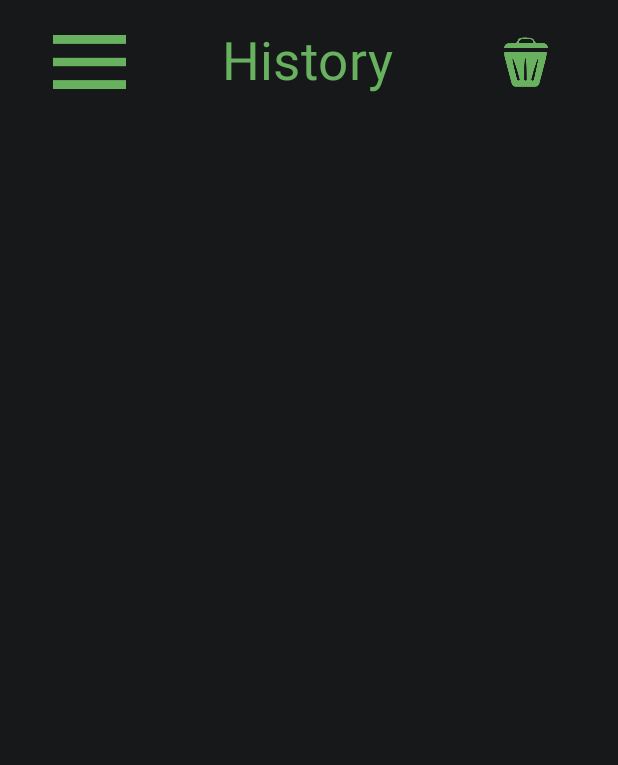
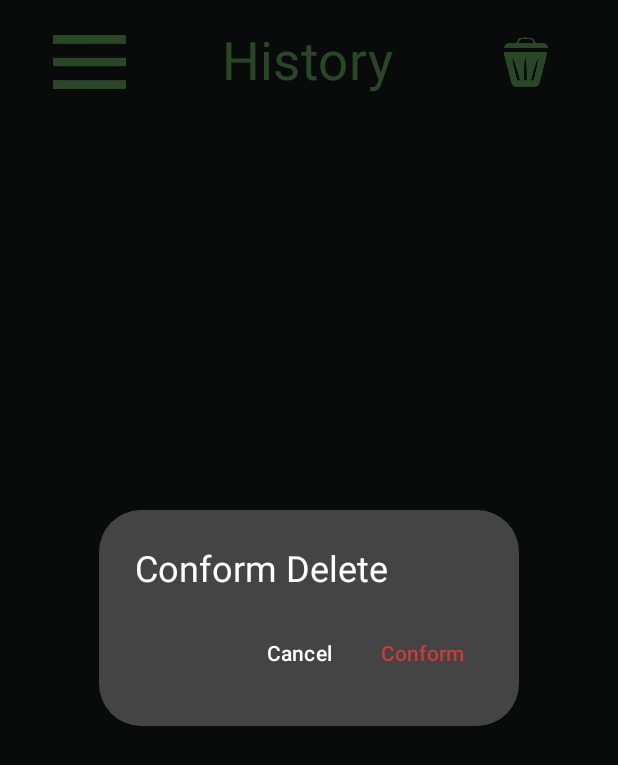
Before and after one commit to Ankumeah/Calculater, an Android app built with Jetpack Compose: the HistoryScreen screen opened through its navigation route, after a tap on "Clear", on a phone screen of 412 x 824 dp. Shown: the top 765 px of the screen. Run offline under Robolectric (Android 15) with nearby library versions, the phone set to English and light mode, and no system bars.

Commit message:
added delete confermation in history screen

```diff
--- a/app/src/main/java/com/example/calculater/HistoryScreen.kt
+++ b/app/src/main/java/com/example/calculater/HistoryScreen.kt
@@ -12,7 +12,11 @@ import androidx.compose.foundation.layout.fillMaxWidth
 import androidx.compose.foundation.layout.padding
 import androidx.compose.foundation.lazy.LazyColumn
 import androidx.compose.foundation.lazy.items
+import androidx.compose.material3.AlertDialog
+import androidx.compose.material3.BasicAlertDialog
+import androidx.compose.material3.ExperimentalMaterial3Api
 import androidx.compose.material3.Text
+import androidx.compose.material3.TextButton
 import androidx.compose.runtime.Composable
 import androidx.compose.runtime.MutableState
 import androidx.compose.runtime.mutableStateOf
@@ -21,18 +25,19 @@ import androidx.compose.ui.Alignment
 import androidx.compose.ui.Modifier
 import androidx.compose.ui.graphics.Color
 import androidx.compose.ui.res.painterResource
-import androidx.compose.ui.text.style.TextAlign
-import androidx.compose.ui.tooling.preview.Preview
 import androidx.compose.ui.unit.dp
 import androidx.compose.ui.unit.sp
 import androidx.navigation.NavHostController
-import androidx.navigation.compose.rememberNavController
-import com.example.calculater.ui.theme.CalculaterTheme
 import com.example.calculater.ui.theme.DarkDarkGray
 import com.example.calculater.ui.theme.DullGreen
+import com.example.calculater.ui.theme.DullRed
 
+@OptIn(ExperimentalMaterial3Api::class)
 @Composable
 fun HistoryScreen(modifier: Modifier = Modifier, history: MutableState<MutableList<String>>, navController: NavHostController) {
+
+    val showDeleteConform = remember { mutableStateOf(false) }
+
     Column(modifier = modifier
         .fillMaxSize()
         .background(color = DarkDarkGray)
@@ -46,7 +51,7 @@ fun HistoryScreen(modifier: Modifier = Modifier, history: MutableState<MutableLi
             }
             Box(modifier = Modifier.weight(0.25f).fillMaxSize().padding(end = 20.dp), contentAlignment = Alignment.CenterEnd) {
                 Image(
-                    painter = painterResource(id = R.drawable.clear),
+                    painter = painterResource(R.drawable.clear),
                     contentDescription = "Clear",
                     modifier = Modifier
                         .fillMaxWidth()
@@ -54,7 +59,7 @@ fun HistoryScreen(modifier: Modifier = Modifier, history: MutableState<MutableLi
                             indication = null,
                             interactionSource = remember { MutableInteractionSource() }
                         ) {
-                            history.value = mutableListOf<String>()
+                            showDeleteConform.value = true
                         }
                 )
             }
@@ -71,6 +76,25 @@ fun HistoryScreen(modifier: Modifier = Modifier, history: MutableState<MutableLi
                 )
             }
         }
+        if (showDeleteConform.value) {
+            AlertDialog(
+                containerColor = Color.DarkGray,
+                onDismissRequest = { showDeleteConform.value = false },
+                confirmButton = {
+                    TextButton(onClick = {
+                        showDeleteConform.value = false; history.value = mutableListOf<String>()
+                    }) { Text(text = "Conform", color = DullRed) }
+                },
+                title = {
+                    Text(text = "Conform Delete", color = Color.White, fontSize = 24.sp)
+                },
+                dismissButton = {
+                    TextButton(onClick = {
+                        showDeleteConform.value = false
+                    }) { Text(text = "Cancel", color = Color.White) }
+                }
+            )
+        }
     }
 }
 
```
Also changed, not shown: app/src/main/java/com/example/calculater/OptionTemplate.kt (+7 -7 lines), app/src/main/java/com/example/calculater/OptionsScreen.kt (+13 -12 lines), app/src/main/res/drawable/temp.png.
